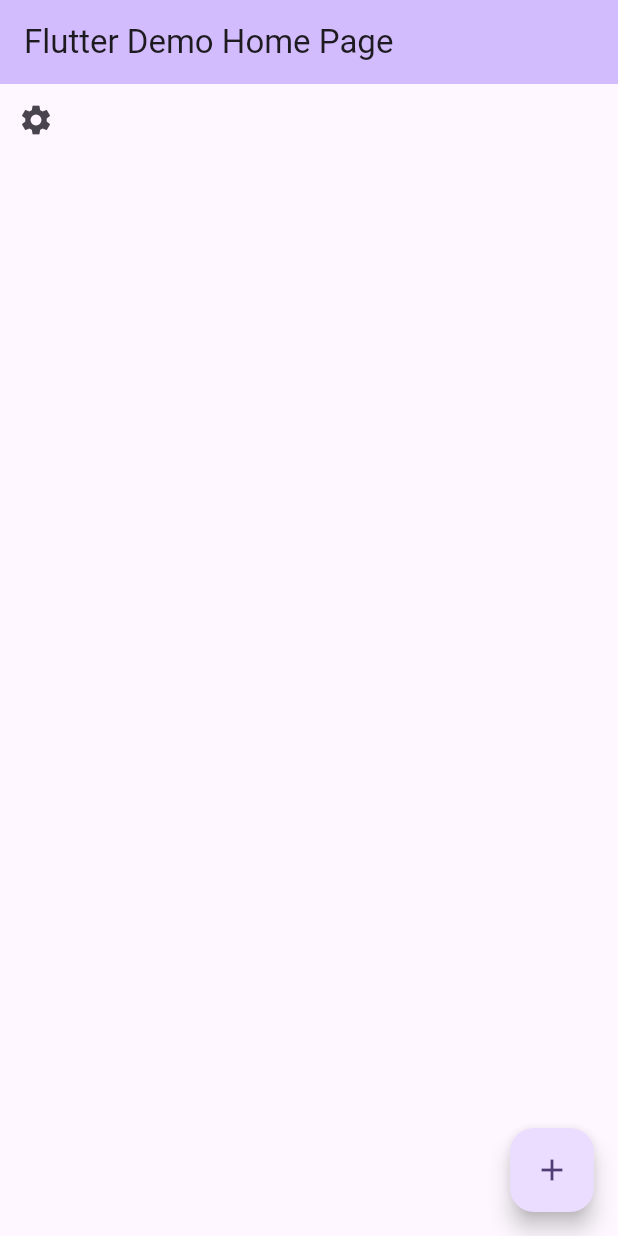
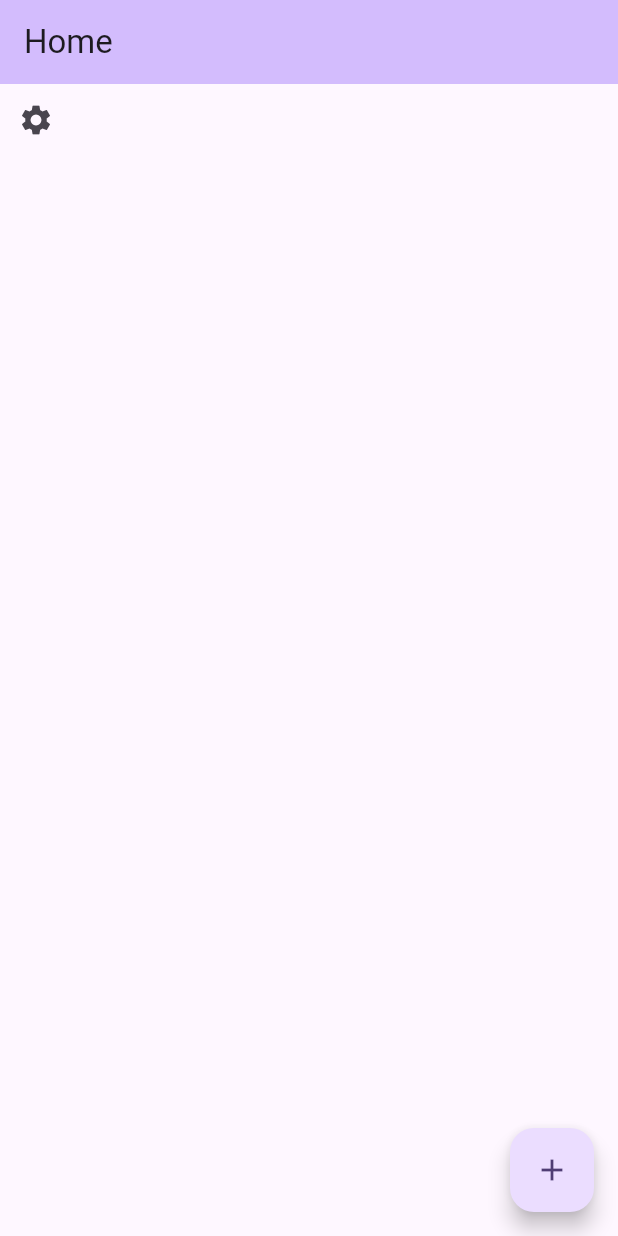
Before and after one commit to nabind47/learn_flutter, a Flutter app: the screen it shows after launch, on a phone screen of 412 x 824 dp. Run offline on Flutter 3.47's test engine with Material 3 defaults, Android fonts, the phone set to English and light mode, and no system bars.

Commit message:
feat: dynamic routing

```diff
--- a/lib/main.dart
+++ b/lib/main.dart
@@ -1,5 +1,6 @@
 import 'package:flutter/material.dart';
-import 'package:learn_flutter/setting_screen.dart';
+import 'package:learn_flutter/routes.dart';
+import 'package:learn_flutter/screens/screen_not_found.dart';
 
 void main() {
   runApp(const MyApp());
@@ -16,51 +17,10 @@ class MyApp extends StatelessWidget {
         colorScheme: ColorScheme.fromSeed(seedColor: Colors.deepPurple),
         useMaterial3: true,
       ),
-      home: const MyHomePage(title: 'Flutter Demo Home Page'),
+      initialRoute: "/",
+      routes: routes,
+      onUnknownRoute: (settings) =>
+          MaterialPageRoute(builder: (context) => const ScreenNotFound()),
     );
   }
 }
-
-class MyHomePage extends StatefulWidget {
-  const MyHomePage({super.key, required this.title});
-
-  final String title;
-
-  @override
-  State<MyHomePage> createState() => _MyHomePageState();
-}
-
-class _MyHomePageState extends State<MyHomePage> {
-  int _counter = 0;
-
-  void _incrementCounter() {
-    setState(() {
-      _counter++;
-    });
-  }
-
-  @override
-  Widget build(BuildContext context) {
-    return Scaffold(
-      appBar: AppBar(
-        backgroundColor: Theme.of(context).colorScheme.inversePrimary,
-        title: Text(widget.title),
-      ),
-      body: Column(
-        children: [
-          IconButton(
-              onPressed: () {
-                Navigator.push(context,
-                    MaterialPageRoute(builder: (_) => const SettingsScreen()));
-              },
-              icon: const Icon(Icons.settings))
-        ],
-      ),
-      floatingActionButton: FloatingActionButton(
-        onPressed: _incrementCounter,
-        tooltip: 'Increment',
-        child: const Icon(Icons.add),
-      ),
-    );
-  }
-}
--- /dev/null
+++ b/lib/routes.dart
@@ -0,0 +1,7 @@
+import 'package:learn_flutter/screens/home_screen.dart';
+import 'package:learn_flutter/screens/setting_screen.dart';
+
+var routes = {
+  "/": (_) => const MyHomePage(title: "Home"),
+  "/settings": (_) => const SettingsScreen(),
+};
--- /dev/null
+++ b/lib/screens/home_screen.dart
@@ -0,0 +1,44 @@
+import 'package:flutter/material.dart';
+
+class MyHomePage extends StatefulWidget {
+  const MyHomePage({super.key, required this.title});
+
+  final String title;
+
+  @override
+  State<MyHomePage> createState() => _MyHomePageState();
+}
+
+class _MyHomePageState extends State<MyHomePage> {
+  int _counter = 0;
+
+  void _incrementCounter() {
+    setState(() {
+      _counter++;
+    });
+  }
+
+  @override
+  Widget build(BuildContext context) {
+    return Scaffold(
+      appBar: AppBar(
+        backgroundColor: Theme.of(context).colorScheme.inversePrimary,
+        title: Text(widget.title),
+      ),
+      body: Column(
+        children: [
+          IconButton(
+              onPressed: () {
+                Navigator.pushNamed(context, "/settings");
+              },
+              icon: const Icon(Icons.settings))
+        ],
+      ),
+      floatingActionButton: FloatingActionButton(
+        onPressed: _incrementCounter,
+        tooltip: 'Increment',
+        child: const Icon(Icons.add),
+      ),
+    );
+  }
+}
--- a/lib/setting_screen.dart
+++ b/lib/screens/setting_screen.dart
@@ -10,7 +10,7 @@ class SettingsScreen extends StatelessWidget {
         body: Container(
             child: GestureDetector(
           child: const Text("Back to home"),
-          onTap: () => Navigator.pop(context),
+          onTap: () => Navigator.pushReplacementNamed(context, "/"),
         )));
   }
 }
```
Also changed, not shown: lib/screens/screen_not_found.dart (added, +15 -0 lines), 1 other file.
